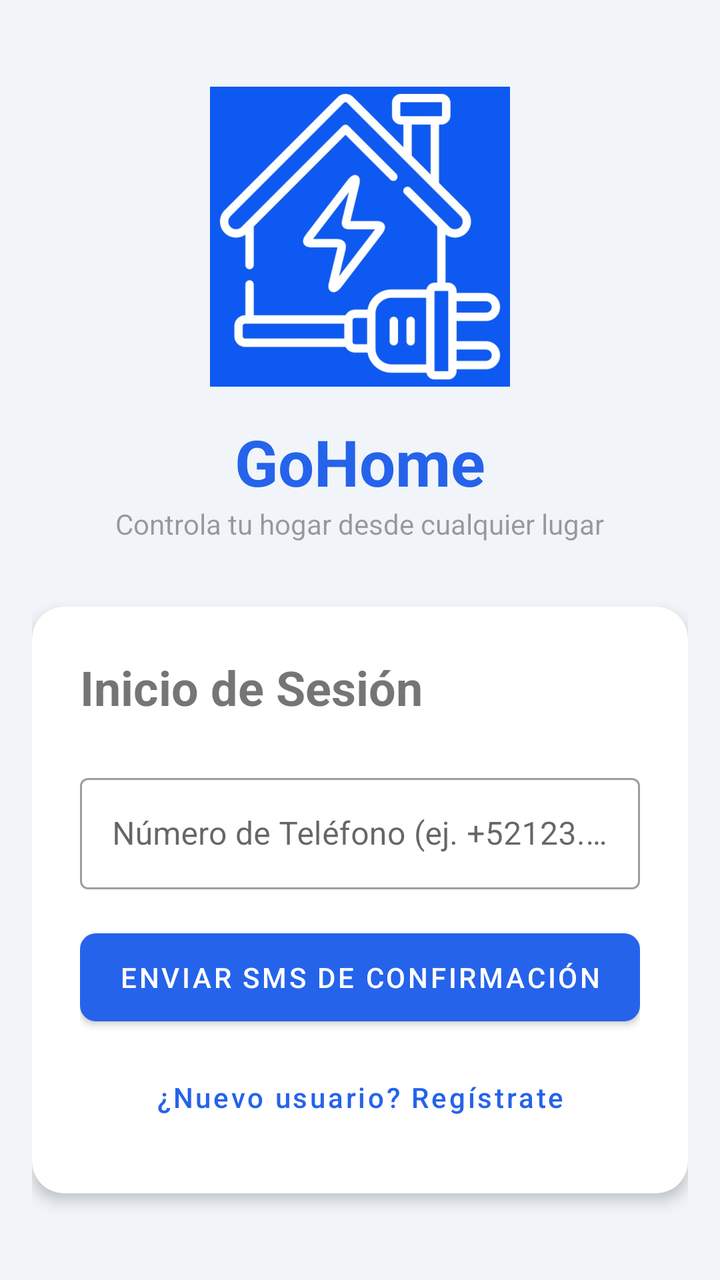
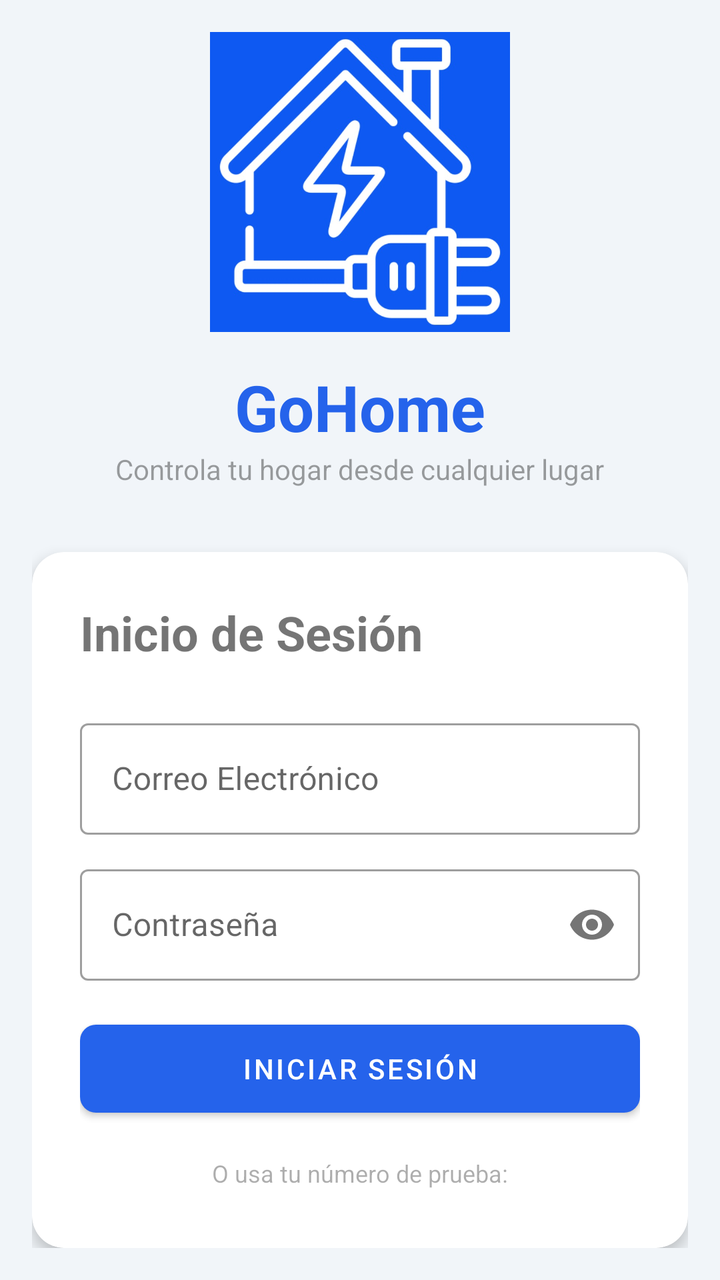

Before-and-after screenshots of an Android layout around one commit, followed by the original layout XML and the change that was made.
<!-- AndroidManifest.xml: application theme Theme.SmartHome -->
<!-- res/layout/activity_login.xml -->
<?xml version="1.0" encoding="utf-8"?>
<LinearLayout xmlns:android="http://schemas.android.com/apk/res/android"
    xmlns:app="http://schemas.android.com/apk/res-auto"
    xmlns:tools="http://schemas.android.com/tools"
    android:layout_width="match_parent"
    android:layout_height="match_parent"
    android:orientation="vertical"
    android:gravity="center"
    android:padding="16dp"
    android:background="@color/background"
    tools:context=".ui.login.LoginActivity">

    <ImageView
        android:layout_width="150dp"
        android:layout_height="150dp"
        android:src="@drawable/logo_app" />

    <TextView
        android:layout_width="wrap_content"
        android:layout_height="wrap_content"
        android:layout_marginTop="16dp"
        android:text="GoHome"
        android:textSize="32sp"
        android:textStyle="bold"
        android:textColor="@color/primary" />

    <TextView
        android:layout_width="wrap_content"
        android:layout_height="wrap_content"
        android:text="@string/app_slogan"
        android:alpha="0.7" />

    <com.google.android.material.card.MaterialCardView
        android:layout_width="match_parent"
        android:layout_height="wrap_content"
        android:layout_marginTop="32dp"
        app:cardCornerRadius="16dp"
        app:cardElevation="4dp">

        <LinearLayout
            android:layout_width="match_parent"
            android:layout_height="wrap_content"
            android:orientation="vertical"
            android:padding="24dp">

            <TextView
                android:layout_width="wrap_content"
                android:layout_height="wrap_content"
                android:text="@string/login_title"
                android:textSize="24sp"
                android:textStyle="bold" />

            <LinearLayout
                android:id="@+id/layout_phone"
                android:layout_width="match_parent"
                android:layout_height="wrap_content"
                android:orientation="vertical">

                <com.google.android.material.textfield.TextInputLayout
                    android:layout_width="match_parent"
                    android:layout_height="wrap_content"
                    android:layout_marginTop="24dp"
                    android:hint="@string/hint_phone"
                    style="@style/Widget.MaterialComponents.TextInputLayout.OutlinedBox">

                    <com.google.android.material.textfield.TextInputEditText
                        android:id="@+id/et_phone"
                        android:layout_width="match_parent"
                        android:layout_height="wrap_content"
                        android:inputType="phone" />

                </com.google.android.material.textfield.TextInputLayout>

                <Button
                    android:id="@+id/btn_send_otp"
                    android:layout_width="match_parent"
                    android:layout_height="56dp"
                    android:layout_marginTop="16dp"
                    android:text="@string/btn_send_sms"
                    app:cornerRadius="8dp" />
            </LinearLayout>

            <LinearLayout
                android:id="@+id/layout_otp"
                android:layout_width="match_parent"
                android:layout_height="wrap_content"
                android:orientation="vertical"
                android:visibility="gone"
                tools:visibility="visible">

                <com.google.android.material.textfield.TextInputLayout
                    android:layout_width="match_parent"
                    android:layout_height="wrap_content"
                    android:layout_marginTop="24dp"
                    android:hint="@string/hint_otp"
                    style="@style/Widget.MaterialComponents.TextInputLayout.OutlinedBox">

                    <com.google.android.material.textfield.TextInputEditText
                        android:id="@+id/et_otp"
                        android:layout_width="match_parent"
                        android:layout_height="wrap_content"
                        android:inputType="number"
                        android:maxLength="6" />

                </com.google.android.material.textfield.TextInputLayout>

                <Button
                    android:id="@+id/btn_verify_otp"
                    android:layout_width="match_parent"
                    android:layout_height="56dp"
                    android:layout_marginTop="16dp"
                    android:text="@string/btn_verify_otp"
                    app:cornerRadius="8dp" />
            </LinearLayout>

            <ProgressBar
                android:id="@+id/progressBar"
                android:layout_width="wrap_content"
                android:layout_height="wrap_content"
                android:layout_gravity="center"
                android:layout_marginTop="16dp"
                android:visibility="gone" />

            <Button
                android:id="@+id/btn_go_to_register"
                style="@style/Widget.MaterialComponents.Button.TextButton"
                android:layout_width="match_parent"
                android:layout_height="wrap_content"
                android:layout_marginTop="8dp"
                android:text="@string/new_user_register"
                android:textAllCaps="false" />

        </LinearLayout>

    </com.google.android.material.card.MaterialCardView>

</LinearLayout>
<!-- resources referenced by this layout -->
<resources>
  <color name="background">#F1F5F9</color>
  <color name="primary">#2563EB</color>
  <!-- drawable logo_app: png bitmap (drawable, 238582 bytes) -->
  <string name="app_slogan">Controla tu hogar desde cualquier lugar</string>
  <string name="btn_send_sms">Enviar SMS de Confirmación</string>
  <string name="btn_verify_otp">Verificar y Entrar</string>
  <string name="hint_otp">Código de Verificación</string>
  <string name="hint_phone">Número de Teléfono (ej. +52123...)</string>
  <string name="login_title">Inicio de Sesión</string>
  <string name="new_user_register">¿Nuevo usuario? Regístrate</string>
  <style name="Theme.SmartHome" parent="Theme.MaterialComponents.DayNight.NoActionBar">
          <item name="colorPrimary">@color/primary</item>
          <item name="colorPrimaryVariant">@color/primary_dark</item>
          <item name="colorOnPrimary">@android:color/white</item>
          <item name="colorSecondary">@color/accent</item>
          <item name="colorOnSecondary">@android:color/black</item>
          <item name="android:colorBackground">@color/background</item>
          <item name="android:statusBarColor">@color/background</item>
          <item name="android:windowLightStatusBar">true</item>
          <item name="android:navigationBarColor">@color/surface</item>
      </style>
  <color name="primary_dark">#1E40AF</color>
  <color name="accent">#F59E0B</color>
  <color name="surface">#FFFFFF</color>
</resources>

<!-- the commit's change to res/layout/activity_login.xml (unified diff, before → after) -->
@@ -60,24 +60,53 @@
                     android:layout_width="match_parent"
                     android:layout_height="wrap_content"
                     android:layout_marginTop="24dp"
-                    android:hint="@string/hint_phone"
+                    android:hint="Correo Electrónico"
                     style="@style/Widget.MaterialComponents.TextInputLayout.OutlinedBox">
-
                     <com.google.android.material.textfield.TextInputEditText
-                        android:id="@+id/et_phone"
+                        android:id="@+id/et_email_login"
                         android:layout_width="match_parent"
                         android:layout_height="wrap_content"
-                        android:inputType="phone" />
+                        android:inputType="textEmailAddress" />
+                </com.google.android.material.textfield.TextInputLayout>
 
+                <com.google.android.material.textfield.TextInputLayout
+                    android:layout_width="match_parent"
+                    android:layout_height="wrap_content"
+                    android:layout_marginTop="12dp"
+                    android:hint="Contraseña"
+                    app:passwordToggleEnabled="true"
+                    style="@style/Widget.MaterialComponents.TextInputLayout.OutlinedBox">
+                    <com.google.android.material.textfield.TextInputEditText
+                        android:id="@+id/et_password_login"
+                        android:layout_width="match_parent"
+                        android:layout_height="wrap_content"
+                        android:inputType="textPassword" />
                 </com.google.android.material.textfield.TextInputLayout>
 
                 <Button
-                    android:id="@+id/btn_send_otp"
+                    android:id="@+id/btn_login_email"
                     android:layout_width="match_parent"
                     android:layout_height="56dp"
                     android:layout_marginTop="16dp"
-                    android:text="@string/btn_send_sms"
+                    android:text="Iniciar Sesión"
                     app:cornerRadius="8dp" />
+
+                <TextView
+                    android:layout_width="wrap_content"
+                    android:layout_height="wrap_content"
+                    android:layout_gravity="center"
+                    android:layout_marginTop="16dp"
+                    android:text="O usa tu número de prueba:"
+                    android:textSize="12sp"
+                    android:alpha="0.6"/>
+
+                <Button
+                    android:id="@+id/btn_send_otp"
+                    style="@style/Widget.MaterialComponents.Button.TextButton"
+                    android:layout_width="match_parent"
+                    android:layout_height="wrap_content"
+                    android:text="Entrar con Teléfono (Solo Prueba)"
+                    android:textAllCaps="false" />
             </LinearLayout>
 
             <LinearLayout
<!-- resource entries referenced after the edit -->
@@ -4,10 +4,8 @@
   <color name="primary">#2563EB</color>
   <!-- drawable logo_app: png bitmap (drawable, 238582 bytes) -->
   <string name="app_slogan">Controla tu hogar desde cualquier lugar</string>
-  <string name="btn_send_sms">Enviar SMS de Confirmación</string>
   <string name="btn_verify_otp">Verificar y Entrar</string>
   <string name="hint_otp">Código de Verificación</string>
-  <string name="hint_phone">Número de Teléfono (ej. +52123...)</string>
   <string name="login_title">Inicio de Sesión</string>
   <string name="new_user_register">¿Nuevo usuario? Regístrate</string>
   <style name="Theme.SmartHome" parent="Theme.MaterialComponents.DayNight.NoActionBar">
